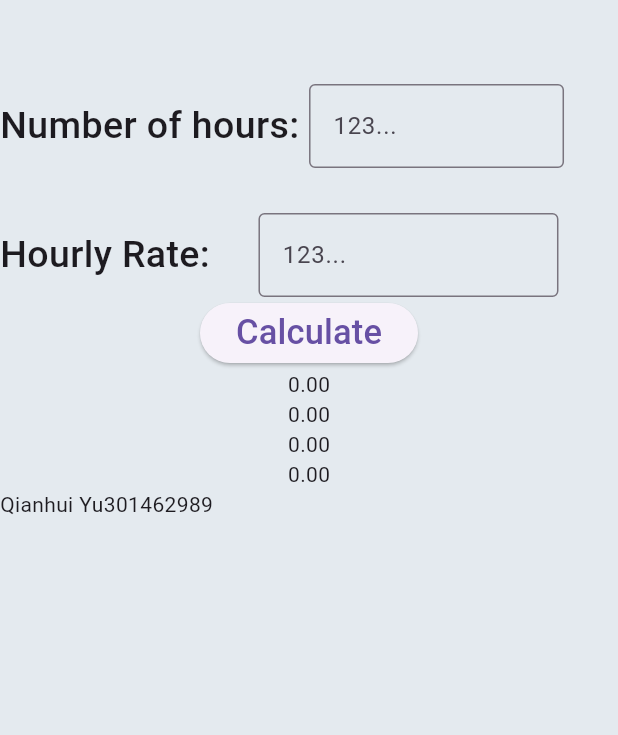
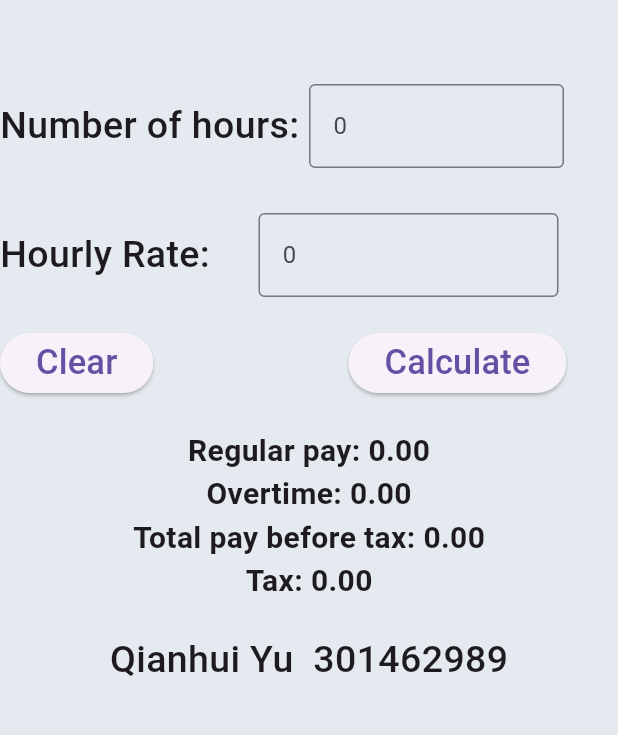
Before and after one commit to helenyuhhh/pay_calculator, a Flutter app: the screen it shows after launch, on a phone screen of 412 x 824 dp, the part 75-810 px from its top. Run offline on Flutter 3.47's test engine with Material 3 defaults, Android fonts, the phone set to English and light mode, and no system bars.

Commit message:
imoroved styles and clear button is added

```diff
--- a/lib/main.dart
+++ b/lib/main.dart
@@ -46,6 +46,17 @@ class _PayState extends State<PayCalculatorApp> {
 
     });
   }
+  void clearResult(){
+    setState(() {
+      hoursController.text = "";
+      rateController.text = "";
+      regular = 0.0;
+      overTime = 0.0;
+      totalPayBeforeT = 0.0;
+      tax = 0.0;
+    });
+
+  }
 
   // we need to clean it up otherwise the memory will leak
   @override
@@ -89,7 +100,7 @@ class _PayState extends State<PayCalculatorApp> {
                       controller: hoursController,
                       decoration: const InputDecoration(
                         border: OutlineInputBorder(),
-                        hintText: '123...' ),),
+                        hintText: '0' ),),
                   )],
               ),
               SizedBox(height: 30,),
@@ -108,26 +119,68 @@ class _PayState extends State<PayCalculatorApp> {
                       controller: rateController,
                       decoration: const InputDecoration(
                         border: OutlineInputBorder(),
-                        hintText: '123...'
+                        hintText: '0'
                       ),
                     ),
                   )
                 ],
               ),
               // adding other elements here as a child of cloumn
-              // Text(readRateInput), // for debugging only
-              ElevatedButton(onPressed: showResult,
-              child: const Text("Calculate", style: TextStyle(fontSize: 23),)),
-              Text(regular.toStringAsFixed(2)), // for debugging only
-              Text(overTime.toStringAsFixed(2)), // for debugging only
-              Text(totalPayBeforeT.toStringAsFixed(2)), // for debugging only
-              Text(tax.toStringAsFixed(2)), // for debugging only
+              SizedBox(height: 20,),
+              Row(
+                children: [
+                   ElevatedButton(onPressed: clearResult,
+                    child: const Text("Clear", style: TextStyle(fontSize: 23),)),
+                    SizedBox(width: 130,),
+                   ElevatedButton(onPressed: showResult,
+                     child: const Text("Calculate", style: TextStyle(fontSize: 23),)),
+                ]
+
+              ),
+              SizedBox(height: 20,),
+              Column(
+                children: [
+                  // regular pay
+                  Row(
+                    mainAxisAlignment: MainAxisAlignment.center,
+                    children: [
+                      Text("Regular pay: ${regular.toStringAsFixed(2)}",
+                      style: TextStyle(fontSize: 20, fontWeight: FontWeight.w600)),
+                    ],
+                  ),
+                  // overtime pay
+                  Row(
+                    mainAxisAlignment: MainAxisAlignment.center,
+                    children: [
+                    Text("Overtime: ${overTime.toStringAsFixed(2)}",
+                      style: TextStyle(fontSize: 20, fontWeight: FontWeight.w600)),
+                    ],
+                  ),
+                  // Total pay before tax:
+                  Row(
+                  mainAxisAlignment: MainAxisAlignment.center,
+                  children: [
+                    Text("Total pay before tax: ${totalPayBeforeT.toStringAsFixed(2)}",
+                    style: TextStyle(fontSize: 20, fontWeight: FontWeight.w600)),
+                   ],
+                  ),
+                 // Tax:
+                  Row(
+                  mainAxisAlignment: MainAxisAlignment.center,
+                  children: [
+                    Text("Tax: ${tax.toStringAsFixed(2)}",
+                    style: TextStyle(fontSize: 20, fontWeight: FontWeight.w600)),
+                   ],
+                 ),
+              ],
+              ),
+              SizedBox(height: 20,),
               // adding other elements here as a child of cloumn
               Row(
-
+                mainAxisAlignment: MainAxisAlignment.spaceEvenly,
                 children: [
-                  Text("Qianhui Yu"),
-                  Text("301462989")
+                  Text("Qianhui Yu  301462989",
+                  style: TextStyle(fontSize: 25, fontWeight: FontWeight.w500))
                 ],
               )
             ],
```
Also changed, not shown: 1 other file.
